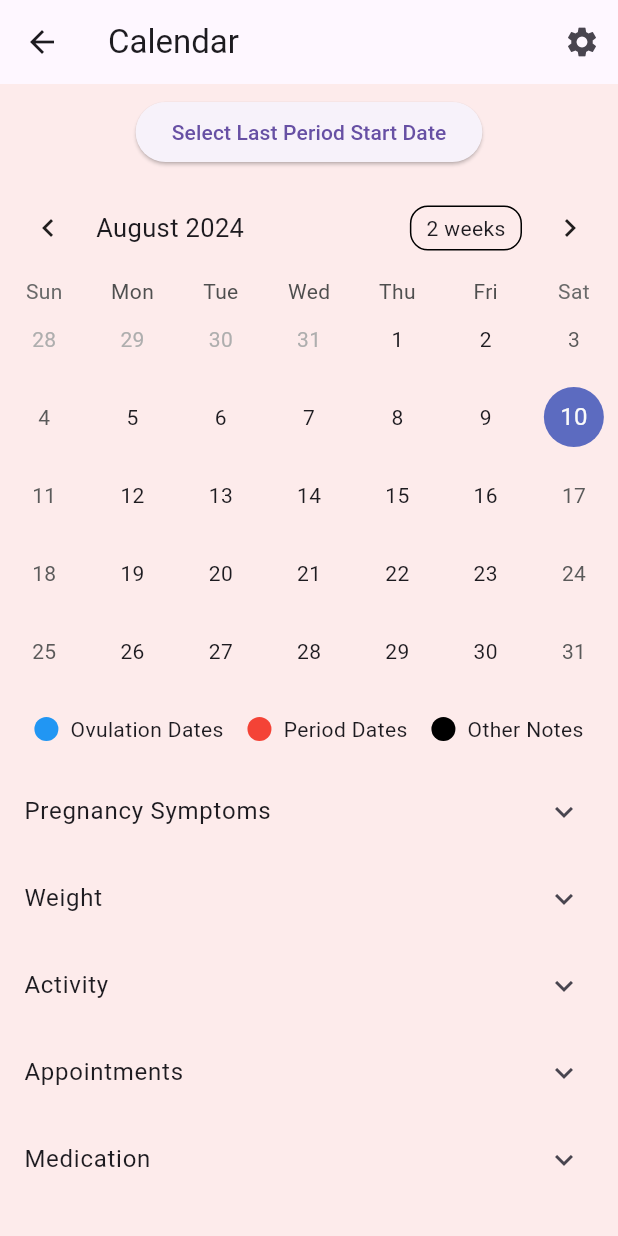
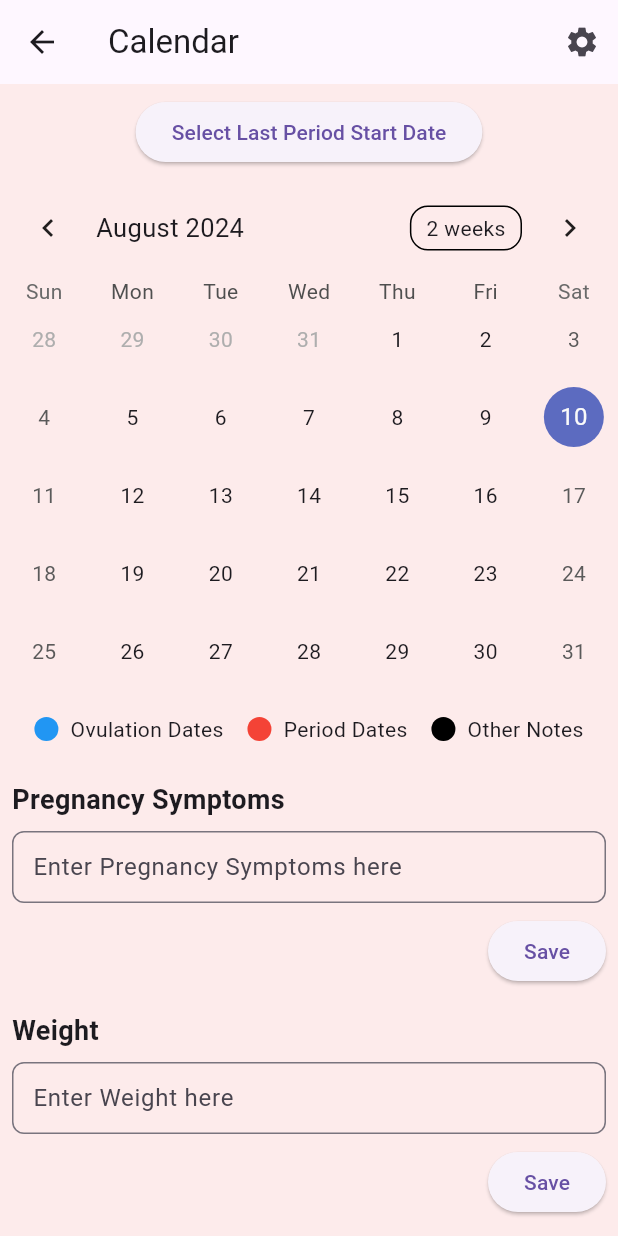
Before and after one commit to matthewnml/CSCI321-fyp, a Flutter app: the CalendarScreen screen opened by its route, on a phone screen of 412 x 824 dp. Run offline on Flutter 3.47's test engine with Material 3 defaults, Android fonts, the phone set to English and light mode, and no system bars; drawn by our look-alikes of table_calendar; our stand-ins replace cloud_firestore, firebase_auth, firebase_core, fl_chart, shared_preferences; accounts and stored records are empty.

Commit message:
updated calendar.dart

```diff
--- a/pregnancy/lib/UI_2/calendar.dart
+++ b/pregnancy/lib/UI_2/calendar.dart
@@ -42,9 +42,8 @@ class _CalendarScreenState extends State<CalendarScreen> {
   Set<DateTime> _periodDates = {};
   DateTime? _lastPeriodStartDate;
   int _cycleLength = 28;
-  int _lutealPhaseLength = 14;
   int _periodLength = 6; // average period length
-  int _fertileWindowLength = 6; // fertile window length including ovulation day
+  int _fertileWindowLength = 4; // fertile window length including ovulation day
 
   @override
   void initState() {
@@ -62,7 +61,6 @@ class _CalendarScreenState extends State<CalendarScreen> {
           setState(() {
             _lastPeriodStartDate = (cycleDoc['lastPeriodStartDate'] as Timestamp?)?.toDate();
             _cycleLength = cycleDoc['cycleLength'] ?? 28;
-            _lutealPhaseLength = cycleDoc['lutealPhaseLength'] ?? 14;
             _calculateFutureDates();
           });
         }
@@ -156,7 +154,6 @@ class _CalendarScreenState extends State<CalendarScreen> {
         await _firestore.collection('user_accounts').doc(user.uid).collection('cycle_info').doc('data').set({
           'lastPeriodStartDate': _lastPeriodStartDate != null ? Timestamp.fromDate(_lastPeriodStartDate!) : null,
           'cycleLength': _cycleLength,
-          'lutealPhaseLength': _lutealPhaseLength,
         }, SetOptions(merge: true));
       } catch (e) {
         print("Failed to save cycle info: $e");
@@ -230,25 +227,33 @@ class _CalendarScreenState extends State<CalendarScreen> {
     _periodDates.clear();
     _ovulationDates.clear();
     DateTime date = _lastPeriodStartDate!;
+
+    // Standard assumption for the luteal phase length
+    const int standardLutealPhaseLength = 14;
+
     for (int i = 0; i < 12; i++) {
       // Add period dates
       for (int j = 0; j < _periodLength; j++) {
         _periodDates.add(date.add(Duration(days: j)));
       }
-        // Add ovulation dates (fertile window)
-        DateTime ovulationStartDate = date.add(Duration(days: _cycleLength - _lutealPhaseLength - (_fertileWindowLength - 1)));
+
+      // Calculate ovulation date assuming ovulation occurs 14 days before the next period
+      DateTime ovulationStartDate = date.add(Duration(days: _cycleLength - standardLutealPhaseLength - (_fertileWindowLength - 1)));
+
       for (int j = 0; j < _fertileWindowLength; j++) {
         _ovulationDates.add(ovulationStartDate.add(Duration(days: j)));
       }
+
+      // Move to the next cycle
       date = date.add(Duration(days: _cycleLength));
     }
+
     setState(() {});
   }
 }
 
   void _showCycleSettingsDialog() {
   TextEditingController cycleLengthController = TextEditingController(text: _cycleLength.toString());
-    TextEditingController lutealPhaseController = TextEditingController(text: _lutealPhaseLength.toString());
 
   showDialog(
     context: context,
@@ -263,11 +268,6 @@ class _CalendarScreenState extends State<CalendarScreen> {
               keyboardType: TextInputType.number,
               decoration: const InputDecoration(labelText: "Cycle Length (days)"),
             ),
-              TextField(
-                controller: lutealPhaseController,
-                keyboardType: TextInputType.number,
-                decoration: const InputDecoration(labelText: "Luteal Phase Length (days)"),
-              ),
           ],
         ),
         actions: <Widget>[
@@ -276,7 +276,6 @@ class _CalendarScreenState extends State<CalendarScreen> {
             onPressed: () {
               setState(() {
                 _cycleLength = int.tryParse(cycleLengthController.text) ?? 28;
-                  _lutealPhaseLength = int.tryParse(lutealPhaseController.text) ?? 14;
                 _calculateFutureDates();
                 _saveCycleInfo();
               });
@@ -294,6 +293,7 @@ class _CalendarScreenState extends State<CalendarScreen> {
     },
   );
 }
+
 
   void _showDatePicker() async {
     DateTime? pickedDate = await showDatePicker(
@@ -410,8 +410,7 @@ class _CalendarScreenState extends State<CalendarScreen> {
                       _buildExpandableTile(context, 'Pregnancy Symptoms'),
                       _buildExpandableTile(context, 'Weight'),
                       _buildExpandableTile(context, 'Activity'),
-                      _buildExpandableTile(context, 'Appointments'),
-                      _buildExpandableTile(context, 'Medication'),
+                      _buildExpandableTile(context, 'Notes'),
                       const SizedBox(height: 16),
                       _buildNotesSection(),
                     ],
@@ -440,19 +439,42 @@ class _CalendarScreenState extends State<CalendarScreen> {
   }
 
   Widget _buildExpandableTile(BuildContext context, String title) {
-    return ExpansionTile(
-      title: Text(title),
-      children: <Widget>[
-        Padding(
+  TextEditingController noteController = TextEditingController();
+
+  return Padding(
     padding: const EdgeInsets.all(8.0),
+    child: Column(
+      crossAxisAlignment: CrossAxisAlignment.start,
+      children: [
+        Text(
+          title,
+          style: TextStyle(fontSize: 18, fontWeight: FontWeight.bold),
+        ),
+        const SizedBox(height: 8),
+        TextField(
+          controller: noteController,
+          maxLines: null, // Allows for multiline input
+          decoration: InputDecoration(
+            hintText: 'Enter $title here',
+            border: OutlineInputBorder(
+              borderRadius: BorderRadius.circular(8.0),
+            ),
+            contentPadding: const EdgeInsets.symmetric(vertical: 12, horizontal: 10),
+          ),
+        ),
+        const SizedBox(height: 8),
+        Align(
+          alignment: Alignment.centerRight,
           child: ElevatedButton(
             onPressed: () {
-              _showDialog(context, title);
+              _saveNote(title, noteController.text);
+              noteController.clear();
             },
-            child: Text('Add $title'),
+            child: const Text('Save'),
           ),
         ),
       ],
+    ),
   );
 }
 
@@ -472,14 +494,23 @@ class _CalendarScreenState extends State<CalendarScreen> {
         ..._notes[dateOnly]!.map((note) => ListTile(
               title: Text(note['title']),
               subtitle: Text(note['content']),
-                trailing: note.containsKey('id')
-                    ? IconButton(
+              trailing: Row(
+                mainAxisSize: MainAxisSize.min,
+                children: [
+                  IconButton(
+                    icon: const Icon(Icons.edit),
+                    onPressed: () {
+                      _editNoteDialog(note, dateOnly);
+                    },
+                  ),
+                  IconButton(
                     icon: const Icon(Icons.delete),
                     onPressed: () {
                       _deleteNote(note['id'], dateOnly);
                     },
-                      )
-                    : null,
+                  ),
+                ],
+              ),
             ))
       else
         const Padding(
@@ -488,6 +519,64 @@ class _CalendarScreenState extends State<CalendarScreen> {
         ),
     ],
   );
+}
+
+void _editNoteDialog(Map<String, dynamic> note, DateTime dateOnly) {
+  TextEditingController noteController = TextEditingController(text: note['content']);
+  showDialog(
+    context: context,
+    builder: (BuildContext context) {
+      return AlertDialog(
+        title: Text('Edit ${note['title']}'),
+        content: TextField(
+          controller: noteController,
+          maxLines: null,
+          decoration: const InputDecoration(hintText: "Edit note"),
+        ),
+        actions: <Widget>[
+          ElevatedButton(
+            child: const Text("Save"),
+            onPressed: () async {
+              await _updateNote(note['id'], note['title'], noteController.text, dateOnly);
+              Navigator.of(context).pop();
+            },
+          ),
+          ElevatedButton(
+            child: const Text("Cancel"),
+            onPressed: () {
+              Navigator.of(context).pop();
+            },
+          ),
+        ],
+      );
+    },
+  );
+}
+
+Future<void> _updateNote(String noteId, String title, String content, DateTime dateOnly) async {
+  User? user = _auth.currentUser;
+  if (user != null) {
+    try {
+      await _firestore
+          .collection('user_accounts')
+          .doc(user.uid)
+          .collection('notes')
+          .doc(noteId)
+          .update({
+        'content': content,
+        'timestamp': Timestamp.fromDate(dateOnly),
+      });
+
+      setState(() {
+        final noteIndex = _notes[dateOnly]!.indexWhere((note) => note['id'] == noteId);
+        if (noteIndex >= 0) {
+          _notes[dateOnly]![noteIndex]['content'] = content;
+        }
+      });
+    } catch (e) {
+      print("Failed to update note: $e");
+    }
+  }
 }
 
   void _showDialog(BuildContext context, String title) {
```
Lines whose indentation alone changed are shown as unchanged.
